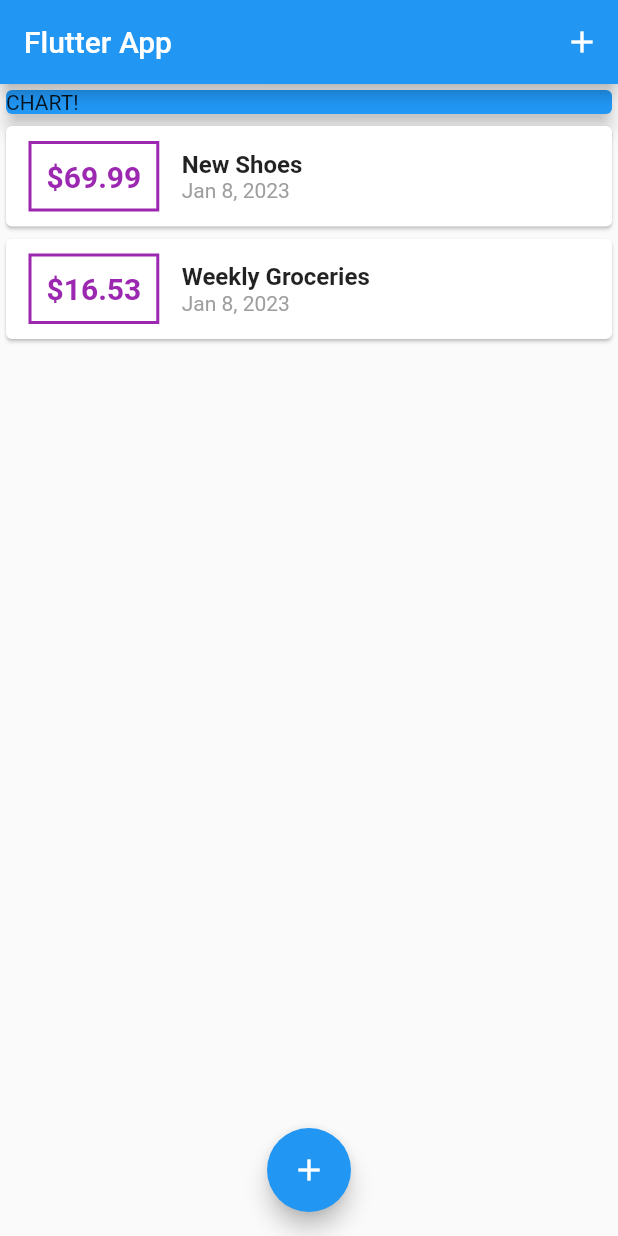
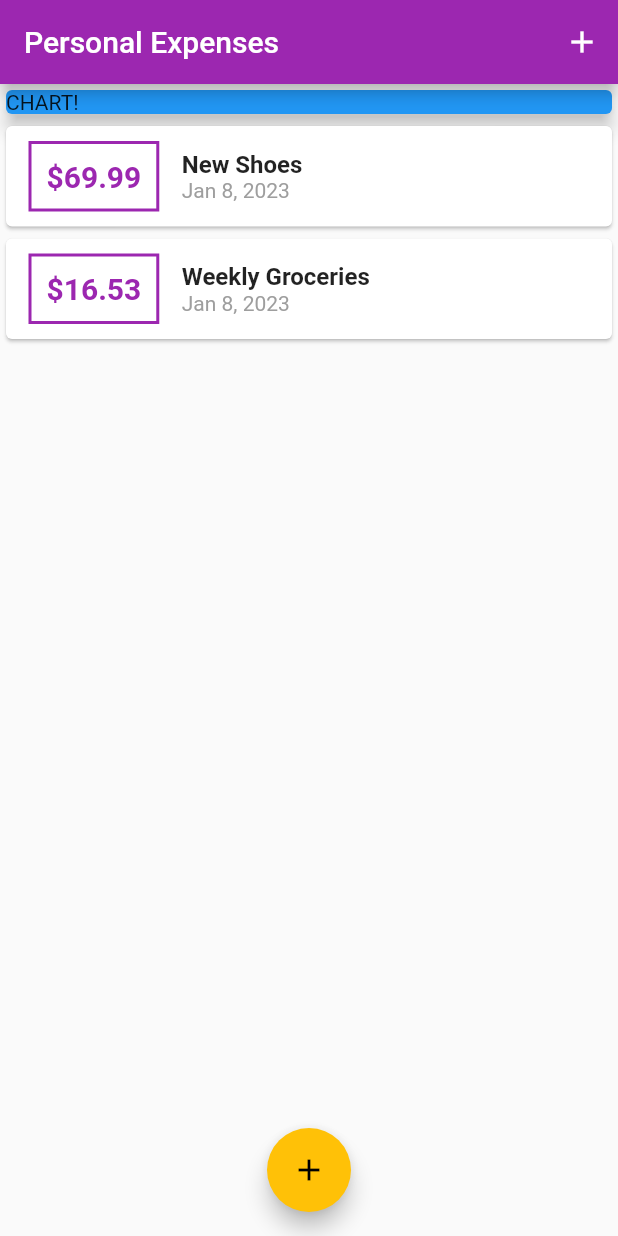
Before and after one commit to paulohfev/personal-expenses-study-app, a Flutter app: the screen it shows after launch, on a phone screen of 412 x 824 dp. Run offline on Flutter 3.47's test engine with Material 2 defaults, Android fonts, the phone set to English and light mode, and no system bars.

Commit message:
Add styling theme

```diff
--- a/lib/main.dart
+++ b/lib/main.dart
@@ -1,7 +1,6 @@
 import 'package:flutter/material.dart';
 import 'package:flutter_complete_guide/widgets/transaction_list.dart';
 import './widgets/new_transaction.dart';
-import './widgets/transaction_list.dart';
 import './models/transaction.dart';
 
 void main() => runApp(MyApp());
@@ -10,7 +9,11 @@ class MyApp extends StatelessWidget {
   @override
   Widget build(BuildContext context) {
     return MaterialApp(
-      title: 'Flutter App',
+      title: 'Personal Expenses',
+      theme: ThemeData(
+        primarySwatch: Colors.purple,
+        accentColor: Colors.amber,
+      ),
       home: MyHomePage(),
     );
   }
@@ -66,7 +69,7 @@ class _MyHomePageState extends State<MyHomePage> {
   Widget build(BuildContext context) {
     return Scaffold(
       appBar: AppBar(
-        title: Text('Flutter App'),
+        title: Text('Personal Expenses'),
         actions: <Widget>[
           IconButton(
             onPressed: () => startAddNewTransaction(context),
--- a/lib/widgets/transaction_list.dart
+++ b/lib/widgets/transaction_list.dart
@@ -19,14 +19,14 @@ class TransactionList extends StatelessWidget {
                 child: Text(
                   '\$${transactions[index].amount.toStringAsFixed(2)}',
                   style: TextStyle(
-                    color: Colors.purple,
+                    color: Theme.of(context).primaryColor,
                     fontSize: 20,
                     fontWeight: FontWeight.bold,
                   ),
                 ),
                 decoration: BoxDecoration(
                   border: Border.all(
-                    color: Colors.purple,
+                    color: Theme.of(context).primaryColor,
                     width: 2,
                   ),
                 ),
```
